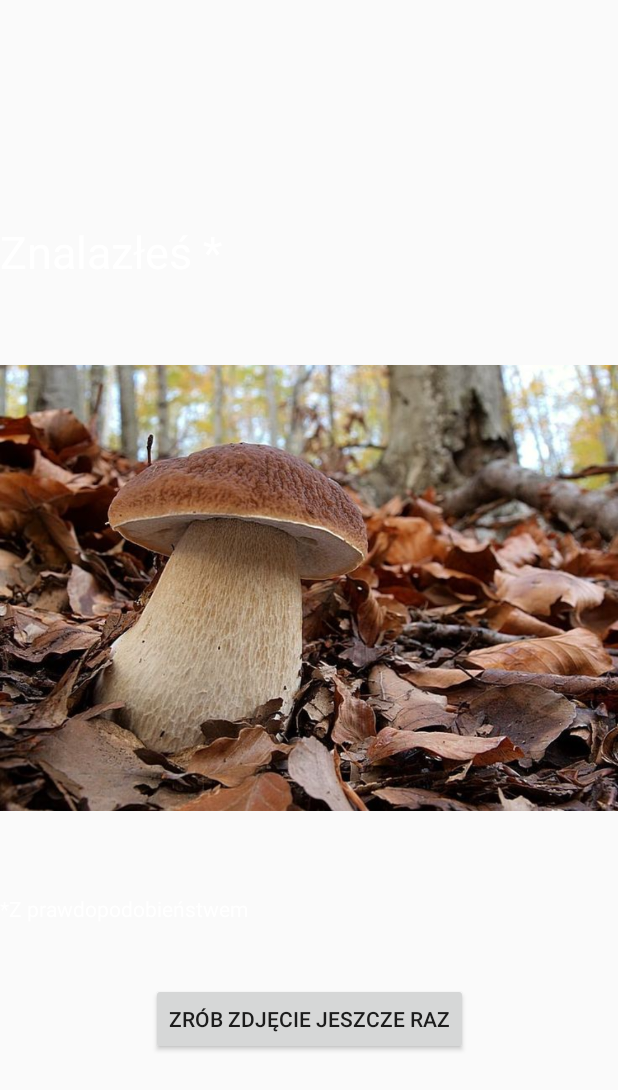
After one commit to dgoleniewski/WhatShroom, an Android app: the layout shroom_info_fragment.xml on its own in the app's theme, with its tools: preview values and no code run, on a phone screen of 412 x 824 dp. The commit adds this screen. Shown: the top 1090 px of the screen. Run offline under Robolectric (Android 15) with nearby library versions, the phone set to English and light mode, and no system bars; Roboto replaces fonts that are not available here.

Commit message:
Added shroomInfo after makaing photo

```diff
--- a/app/src/main/res/layout/activity_main.xml
+++ b/app/src/main/res/layout/activity_main.xml
@@ -10,7 +10,7 @@
     <TextView
         android:id="@+id/titleTextView"
         android:layout_width="259dp"
-        android:layout_height="87dp"
+        android:layout_height="62dp"
         android:layout_marginTop="16dp"
         android:fontFamily="@font/timmana"
         android:text="@string/app_name"
@@ -39,6 +39,7 @@
         android:layout_height="0dp"
         app:layout_constraintBottom_toTopOf="@+id/bottomNav"
         app:layout_constraintEnd_toEndOf="parent"
+        app:layout_constraintHorizontal_bias="0.0"
         app:layout_constraintStart_toStartOf="parent"
         app:layout_constraintTop_toTopOf="parent">
 
--- a/app/src/main/res/layout/shroom_fragment.xml
+++ b/app/src/main/res/layout/shroom_fragment.xml
@@ -29,4 +29,5 @@
         app:layout_constraintBottom_toTopOf="@+id/photoButton"
         app:layout_constraintEnd_toEndOf="parent"
         app:layout_constraintStart_toStartOf="parent" />
+
 </androidx.constraintlayout.widget.ConstraintLayout>
--- /dev/null
+++ b/app/src/main/res/layout/shroom_info_fragment.xml
@@ -0,0 +1,55 @@
+<?xml version="1.0" encoding="utf-8"?>
+<androidx.constraintlayout.widget.ConstraintLayout xmlns:android="http://schemas.android.com/apk/res/android"
+    xmlns:app="http://schemas.android.com/apk/res-auto"
+    xmlns:tools="http://schemas.android.com/tools"
+    android:layout_width="match_parent"
+    android:layout_height="match_parent"
+    android:orientation="vertical"
+    tools:context=".ShroomInfoFragment">
+
+    <TextView
+        android:id="@+id/nameOfShroomextView"
+        android:layout_width="match_parent"
+        android:layout_height="wrap_content"
+        android:text="Znalazłeś *"
+        android:textColor="@android:color/white"
+        android:textSize="30sp"
+        app:layout_constraintBottom_toTopOf="@+id/shroomImageView"
+        app:layout_constraintEnd_toEndOf="parent"
+        app:layout_constraintHorizontal_bias="0.5"
+        app:layout_constraintStart_toStartOf="parent" />
+
+    <ImageView
+        android:id="@+id/shroomImageView"
+        android:layout_width="match_parent"
+        android:layout_height="408dp"
+        android:src="@drawable/borowik_szlachetny"
+        app:layout_constraintBottom_toBottomOf="parent"
+        app:layout_constraintEnd_toEndOf="parent"
+        app:layout_constraintHorizontal_bias="0.0"
+        app:layout_constraintStart_toStartOf="parent"
+        app:layout_constraintTop_toTopOf="parent"
+        app:layout_constraintVertical_bias="0.452" />
+
+    <TextView
+        android:id="@+id/probabilityTextView"
+        android:layout_width="match_parent"
+        android:layout_height="wrap_content"
+        android:text="*Z prawdopodobieństwem "
+        android:textColor="@android:color/white"
+        app:layout_constraintEnd_toEndOf="parent"
+        app:layout_constraintHorizontal_bias="0.5"
+        app:layout_constraintStart_toStartOf="parent"
+        app:layout_constraintTop_toBottomOf="@+id/shroomImageView" />
+
+    <Button
+        android:id="@+id/againButton"
+        android:layout_width="wrap_content"
+        android:layout_height="wrap_content"
+        android:layout_marginTop="40dp"
+        android:text="Zrób zdjęcie jeszcze raz"
+        app:layout_constraintEnd_toEndOf="parent"
+        app:layout_constraintHorizontal_bias="0.5"
+        app:layout_constraintStart_toStartOf="parent"
+        app:layout_constraintTop_toBottomOf="@+id/probabilityTextView" />
+</androidx.constraintlayout.widget.ConstraintLayout>
--- a/app/src/main/res/values/strings.xml
+++ b/app/src/main/res/values/strings.xml
@@ -7,4 +7,7 @@
     <string name="turn_camera">Włącz aparat</string>
     <string name="locations">Zapisane miejsca</string>
     <string name="keyMapbox">sk.eyJ1IjoicnV0bWlsaWVuIiwiYSI6ImNrOTg3Mzh0eDE0c3IzcG4xajEzbWRocGUifQ.7wTQcxhRgIkySG_sk2Gpxg</string>
+
+    <!-- TODO: Remove or change this placeholder text -->
+    <string name="hello_blank_fragment">Hello blank fragment</string>
 </resources>
```
Also changed, not shown: app/src/main/java/com/whatshroom/ShroomFragment.java (+30 -3 lines), app/src/main/java/com/whatshroom/ShroomInfoFragment.java (added, +86 -0 lines), app/src/main/res/drawable/borowik_szlachetny.jpg (added), app/src/main/res/drawable/czubajka_kania.jpg (added), app/src/main/res/drawable/goryczak_zolciowy.jpg (added), app/src/main/res/drawable/hubiak_pospolity.jpg (added), app/src/main/res/drawable/kozlarz_czerowny.jpg (added), app/src/main/res/drawable/maslak_zolty.jpg (added), app/src/main/res/drawable/muchomor_czerowony.jpg (added), app/src/main/res/drawable/muchomor_sromotnikowy.jpg (added), app/src/main/res/drawable/pieprznik_jadalny.jpg (added), app/src/main/res/drawable/podgrzybek_brunatny.jpg (added), app/src/main/res/drawable/purchawka_chropowata.jpg (added), 1 other file.
